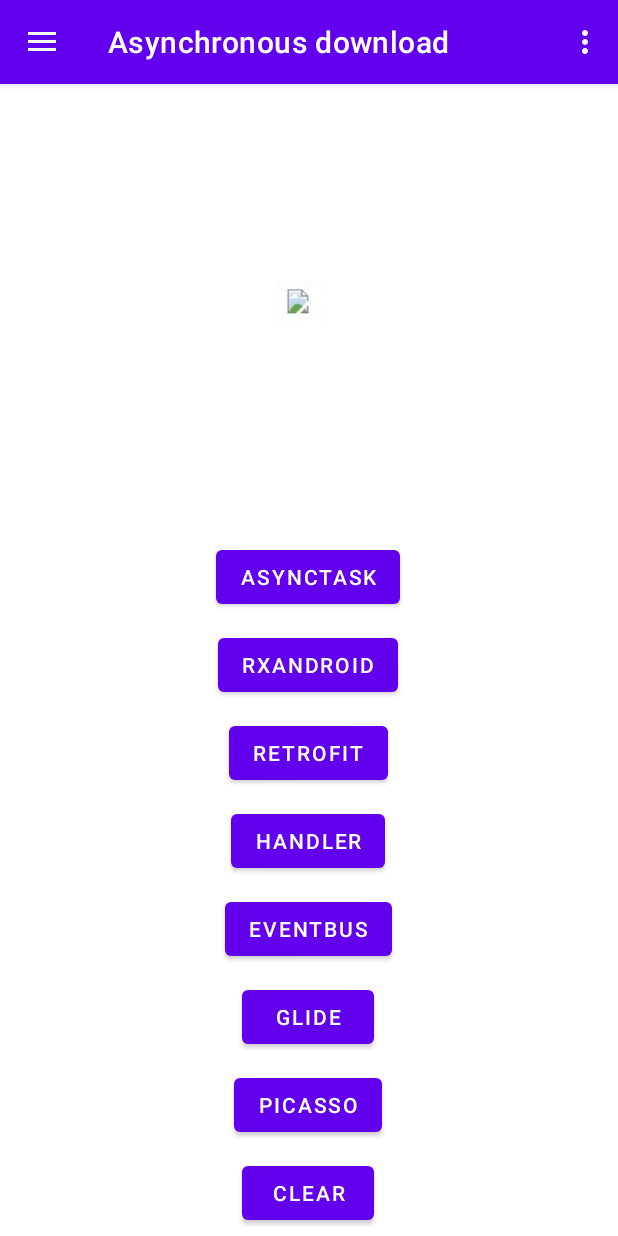
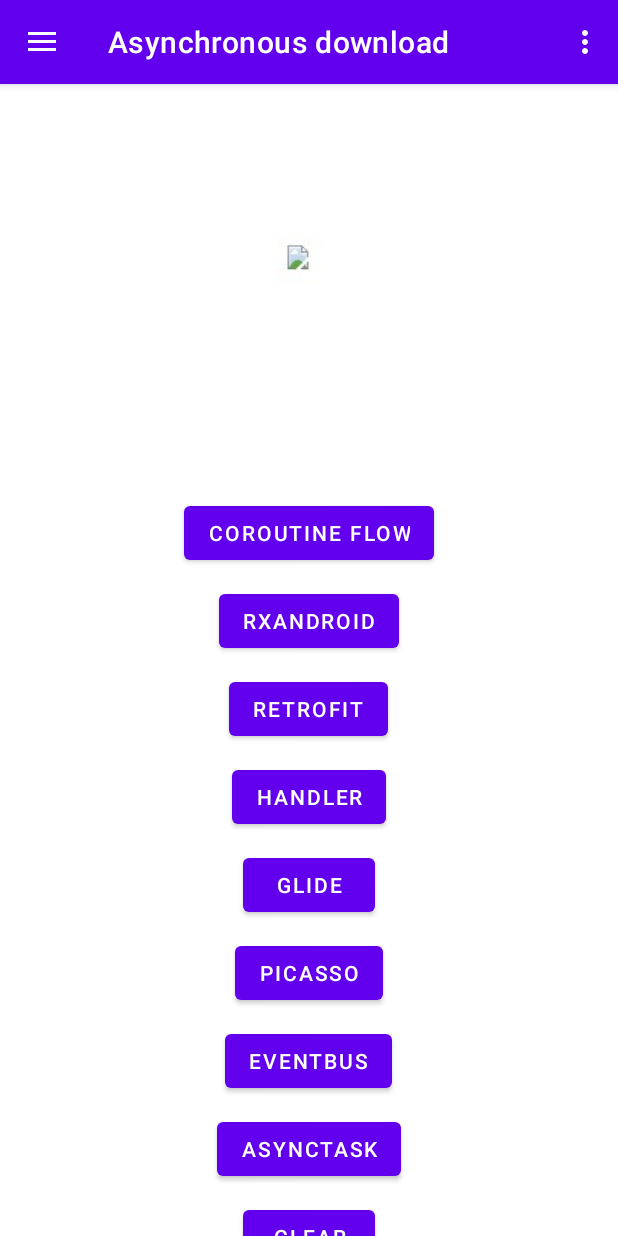
Before and after one commit to KirillGorbach/Sandbox, an Android app: the screen it shows after launch (MainActivity), on a phone screen of 412 x 824 dp. Run offline under Robolectric (Android 15) with nearby library versions, the phone set to English and light mode, and no system bars; our stand-ins replace EventBus, Picasso, Room's generated code, RxJava, navigation-ui; pictures from the network do not load.

Commit message:
добавил загрузку с помощью Flow

```diff
--- a/app/build.gradle
+++ b/app/build.gradle
@@ -56,6 +56,7 @@ dependencies {
     implementation 'com.squareup.retrofit2:converter-gson:2.3.0'
     implementation 'com.google.code.gson:gson:2.8.9'
     implementation 'com.squareup.okhttp3:logging-interceptor:4.9.1'
+
     //Room
     implementation 'androidx.room:room-runtime:2.4.2'
     implementation 'androidx.room:room-rxjava3:2.4.2'
@@ -64,6 +65,10 @@ dependencies {
     implementation "androidx.work:work-runtime:2.7.1"
     //Paging 3
     implementation "androidx.paging:paging-runtime:3.1.1"
+    //Dagger 2
+    def daggerVer = "2.37"
+    implementation "com.google.dagger:dagger:$daggerVer"
+    kapt "com.google.dagger:dagger-compiler:$daggerVer"
 
     implementation 'androidx.core:core-ktx:1.8.0'
     implementation 'androidx.appcompat:appcompat:1.4.2'
--- a/app/src/main/AndroidManifest.xml
+++ b/app/src/main/AndroidManifest.xml
@@ -3,6 +3,7 @@
     xmlns:tools="http://schemas.android.com/tools"
     package="com.sandbox">
 
+    <uses-permission android:name="android.permission.ACCESS_COARSE_LOCATION" />
     <uses-permission android:name="android.permission.INTERNET" />
 
     <application
--- a/app/src/main/java/com/sandbox/MainActivity.kt
+++ b/app/src/main/java/com/sandbox/MainActivity.kt
@@ -20,6 +20,7 @@ class MainActivity : AppCompatActivity() {
     private lateinit var binding: ActivityMainBinding
 
 
+
     override fun onCreate(savedInstanceState: Bundle?) {
         super.onCreate(savedInstanceState)
 
@@ -40,15 +41,14 @@ class MainActivity : AppCompatActivity() {
                 R.id.nav_roomFragment,
                 R.id.nav_customViewFragment,
                 R.id.nav_workManagerFragment,
-                R.id.nav_otherFragment
+                R.id.nav_otherFragment,
+                R.id.nav_pagingFragment
             ), drawerLayout
         )
         setupActionBarWithNavController(navController, appBarConfiguration)
         navView.setupWithNavController(navController)
 
-
     }
-
 
     override fun onCreateOptionsMenu(menu: Menu): Boolean {
         // Inflate the menu; this adds items to the action bar if it is present.
@@ -60,4 +60,5 @@ class MainActivity : AppCompatActivity() {
         val navController = findNavController(R.id.nav_host_fragment_content_main)
         return navController.navigateUp(appBarConfiguration) || super.onSupportNavigateUp()
     }
+
 }
--- /dev/null
+++ b/app/src/main/java/com/sandbox/fragments/paging/model/Name.kt
@@ -0,0 +1,3 @@
+package com.sandbox.fragments.paging.model
+
+data class Name(val name: String)
--- a/app/src/main/java/com/sandbox/fragments/room/Room.kt
+++ b/app/src/main/java/com/sandbox/fragments/room/Room.kt
@@ -53,8 +53,6 @@ class App : Application() {
         return database
     }
 
-
-
     companion object {
         var instance: App? = null
     }
--- a/app/src/main/res/layout/fragment_async.xml
+++ b/app/src/main/res/layout/fragment_async.xml
@@ -19,12 +19,13 @@
                 android:layout_width="wrap_content"
                 android:layout_height="300dp"
                 android:layout_gravity="center_horizontal"/>
+
             <Button
-                android:id="@+id/btn_asynctask"
+                android:id="@+id/btn_flow"
                 android:layout_width="wrap_content"
                 android:layout_height="wrap_content"
                 style="@style/MyButtonStyle"
-                android:text="AsyncTask"
+                android:text="Coroutine Flow"
                 android:layout_gravity="center_horizontal"/>
             <Button
                 android:id="@+id/btn_rx"
@@ -48,13 +49,6 @@
                 android:text="Handler"
                 android:layout_gravity="center_horizontal"/>
             <Button
-                android:id="@+id/btn_eventbus"
-                android:layout_width="wrap_content"
-                android:layout_height="wrap_content"
-                style="@style/MyButtonStyle"
-                android:text="EventBus"
-                android:layout_gravity="center_horizontal"/>
-            <Button
                 android:id="@+id/btn_glide"
                 android:layout_width="wrap_content"
                 android:layout_height="wrap_content"
@@ -69,6 +63,20 @@
                 android:text="Picasso"
                 android:layout_gravity="center_horizontal"/>
             <Button
+                android:id="@+id/btn_eventbus"
+                android:layout_width="wrap_content"
+                android:layout_height="wrap_content"
+                style="@style/MyButtonStyle"
+                android:text="EventBus"
+                android:layout_gravity="center_horizontal"/>
+            <Button
+                android:id="@+id/btn_asynctask"
+                android:layout_width="wrap_content"
+                android:layout_height="wrap_content"
+                style="@style/MyButtonStyle"
+                android:text="AsyncTask"
+                android:layout_gravity="center_horizontal"/>
+            <Button
                 android:id="@+id/btn_clear"
                 android:layout_width="wrap_content"
                 android:layout_height="wrap_content"
--- a/app/src/main/res/menu/drawer_menu.xml
+++ b/app/src/main/res/menu/drawer_menu.xml
@@ -33,6 +33,10 @@
             android:icon="@android:drawable/ic_menu_gallery"
             android:title="WorkManager Fragment" />
         <item
+            android:id="@+id/nav_pagingFragment"
+            android:icon="@android:drawable/ic_menu_gallery"
+            android:title="Paging RecyclerView" />
+        <item
             android:id="@+id/nav_otherFragment"
             android:icon="@android:drawable/ic_menu_gallery"
             android:title="Other" />
--- a/app/src/main/res/navigation/nav_graph.xml
+++ b/app/src/main/res/navigation/nav_graph.xml
@@ -47,4 +47,9 @@
         android:name="com.sandbox.fragments.other.OtherFragment"
         android:label="Other"
         tools:layout="@layout/fragment_other" />
+    <fragment
+        android:id="@+id/nav_pagingFragment"
+        android:name="com.sandbox.fragments.paging.PagingFragment"
+        android:label="Paging"
+        tools:layout="@layout/fragment_paging" />
 </navigation>
```
Also changed, not shown: app/src/main/java/com/sandbox/fragments/CountdownFragment.kt (+3 -4 lines), app/src/main/java/com/sandbox/fragments/paging/PagingFragment.kt (added, +54 -0 lines), app/src/main/java/com/sandbox/fragments/paging/PagingViewModel.kt (added, +27 -0 lines), app/src/main/java/com/sandbox/fragments/paging/adapter/NameAdapter.kt (added, +48 -0 lines), app/src/main/java/com/sandbox/fragments/paging/pagingsource/NamePagingSource.kt (added, +45 -0 lines), app/src/main/java/com/sandbox/fragments/paging/pagingsource/NameService.kt (added, +11 -0 lines), app/src/main/java/com/sandbox/fragments/retrofit/AsyncFragment.kt (+29 -12 lines), app/src/main/java/com/sandbox/fragments/retrofit/ImageApiRetrofit.kt (+3 -5 lines), app/src/main/res/layout/fragment_paging.xml (added, +25 -0 lines), app/src/main/res/layout/paging_list_item.xml (added, +13 -0 lines).
